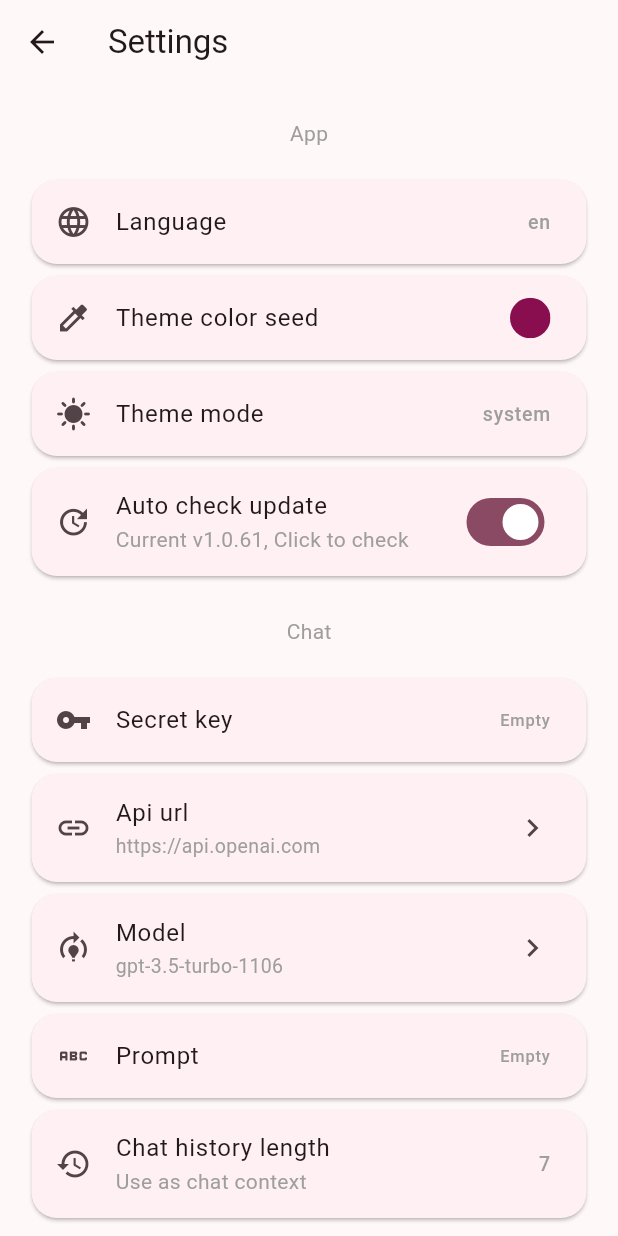
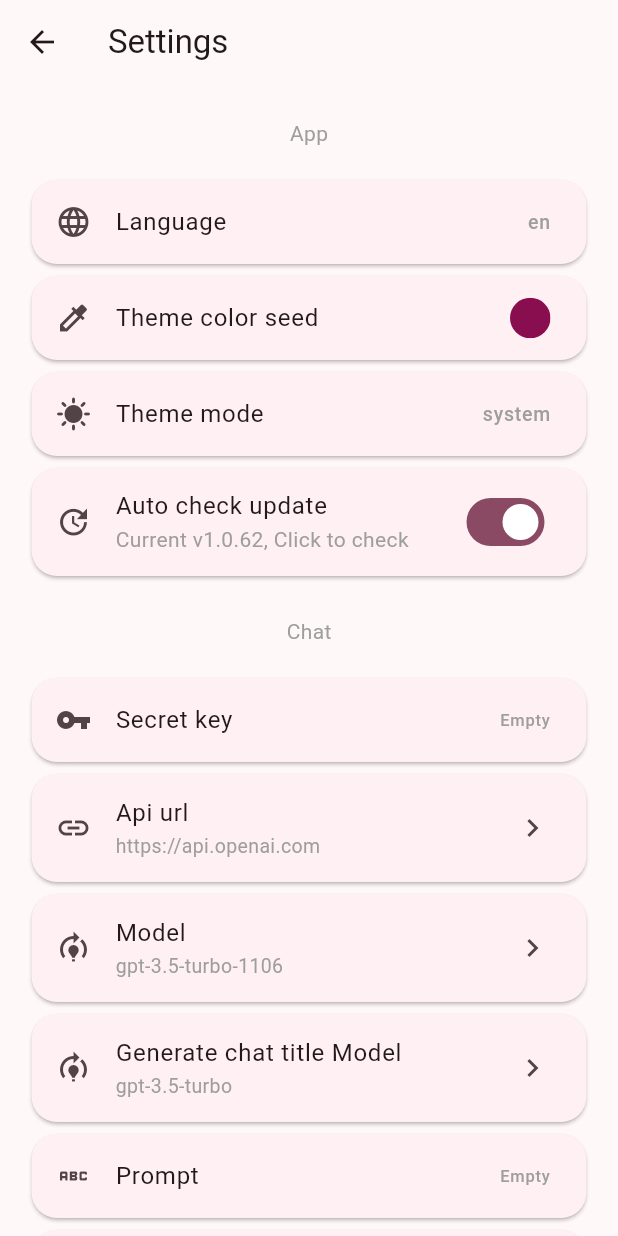
Before and after one commit to lollipopkit/flutter_gpt_box, a Flutter app: the SettingPage screen opened directly, on a phone screen of 412 x 824 dp. Run offline on Flutter 3.47's test engine with Material 3 defaults, Android fonts, the light colour scheme and no system bars; our stand-ins replace after_layout, dio, file_picker, flutter_highlight, flutter_markdown, google_fonts and 3 more; missing offline and left inert: choice, countly_flutter, dart_openai, icloud_storage, markdown, r_upgrade and 3 more; accounts and stored records are empty; generated files the repository leaves out were written again; network calls fail.

Commit message:
new: setting item `model of genChatTitle`

```diff
--- a/lib/data/res/build.dart
+++ b/lib/data/res/build.dart
@@ -2,8 +2,8 @@
 
 class Build {
   static const String name = "GPT";
-  static const int build = 61;
+  static const int build = 62;
   static const String engine = "3.16.8";
-  static const String buildAt = "2024-01-27 18:46:23";
-  static const int modifications = 21;
+  static const String buildAt = "2024-01-27 20:32:21";
+  static const int modifications = 4;
 }
--- a/lib/data/store/setting.dart
+++ b/lib/data/store/setting.dart
@@ -4,34 +4,31 @@ class SettingStore extends Store {
   SettingStore() : super('setting');
 
   late final themeMode = property('themeMode', 0);
+  late final themeColorSeed = property('themeColorSeed', 4287106639);
+  late final fontSize = property('fontSize', 12.0);
+  late final autoCheckUpdate = property('autoCheckUpdate', true);
 
-  late final themeColorSeed = property('themeColorSeed', 4287106639);
 
   late final openaiApiUrl = property(
     'openaiApiUrl',
     'https://api.openai.com',
   );
+  late final openaiApiKey = property('openaiApiKey', '');
+  late final openaiModel = property('openaiModel', 'gpt-3.5-turbo-1106');
+  late final autoGenTitle = property('autoGenTitle', true);
+  late final openaiGenTitleModel = property(
+    'openaiGenTitleModel',
+    'gpt-3.5-turbo',
+  );
+  late final prompt = property('prompt', '');
+  late final historyLength = property('historyLength', 7);
 
-  late final openaiApiKey = property('openaiApiKey', '');
-
-  late final openaiModel = property('openaiModel', 'gpt-3.5-turbo-1106');
-
-  late final autoGenTitle = property('autoGenTitle', true);
-
-  late final prompt = property('prompt', '');
-
-  late final historyLength = property('historyLength', 7);
 
   /// Auto scroll to bottom when new message comes.
   late final scrollBottom = property('scrollBottom', true);
-
-  late final fontSize = property('fontSize', 12.0);
-
   late final locale = property('locale', '');
-
   late final softWrap = property('softWrap', true);
-
-  late final autoCheckUpdate = property('autoCheckUpdate', true);
+  late final autoRmDupChat = property('autoRmDupChat', true);
 
   /// Webdav sync
   late final webdavSync = property('webdavSync', false);
@@ -41,12 +38,9 @@ class SettingStore extends Store {
 
   /// Only valid on iOS and macOS
   late final icloudSync = property('icloudSync', false);
+  late final onlySyncOnLaunch = property('onlySyncOnLaunch', true);
+
 
   late final initHelpShown = property('initHelpShown', false);
-
   //late final imPro = property('imPro', false);
-
-  late final autoRmDupChat = property('autoRmDupChat', true);
-
-  late final onlySyncOnLaunch = property('onlySyncOnLaunch', true);
 }
--- a/lib/view/page/home/ctrl.dart
+++ b/lib/view/page/home/ctrl.dart
@@ -257,7 +257,7 @@ void _genChatTitle(String chatId, BuildContext context) async {
 
   final question = entity.items.first.content.first.raw;
   final resp = await OpenAI.instance.chat.create(
-    model: 'gpt-3.5-turbo',
+    model: Stores.setting.openaiGenTitleModel.fetch(),
     messages: [
       entity.items.first.copyWith(
         content: [
@@ -374,8 +374,10 @@ void _locateHistoryListener() => Funcs.throttle(
         final idx = _allHistories.keys.toList().indexOf(_curChatId);
         final offset = _historyScrollCtrl.offset;
         final height = _historyScrollCtrl.position.viewportDimension;
-        final visible = offset - _historyLocateTollerance <= idx * _historyItemHeight &&
-            offset + height + _historyLocateTollerance >= (idx + 1) * _historyItemHeight;
+        final visible =
+            offset - _historyLocateTollerance <= idx * _historyItemHeight &&
+                offset + height + _historyLocateTollerance >=
+                    (idx + 1) * _historyItemHeight;
         _locateHistoryBtn.value = !visible;
       },
       id: 'calcChatLocateBtn',
--- a/lib/view/page/setting.dart
+++ b/lib/view/page/setting.dart
@@ -212,6 +212,7 @@ class _SettingPageState extends State<SettingPage> {
       _buildOpenAIKey(),
       _buildOpenAIUrl(),
       _buildOpenAIModel(),
+      _buildOpenAIGenTitleModel(),
       _buildPrompt(),
       _buildHistoryLength(),
     ];
@@ -344,6 +345,61 @@ class _SettingPageState extends State<SettingPage> {
 
           if (model != null) {
             _store.openaiModel.put(model);
+          }
+        },
+      ),
+    );
+  }
+
+  Widget _buildOpenAIGenTitleModel() {
+    final property = _store.openaiGenTitleModel;
+    return ValueListenableBuilder(
+      valueListenable: property.listenable(),
+      builder: (_, val, __) => ListTile(
+        leading: const Icon(Icons.model_training),
+        title: Text('${l10n.genChatTitle} ${l10n.model}'),
+        trailing: const Icon(Icons.keyboard_arrow_right),
+        subtitle: Text(
+          val,
+          style: UIs.text13Grey,
+        ),
+        onTap: () async {
+          if (_store.openaiApiKey.fetch().isEmpty) {
+            context.showRoundDialog(
+              title: l10n.attention,
+              child: Text(l10n.needOpenAIKey),
+              actions: [
+                TextButton(
+                  onPressed: () => context.pop(),
+                  child: Text(l10n.ok),
+                ),
+              ],
+            );
+            return;
+          }
+          context.showLoadingDialog();
+          final models = await OpenAI.instance.model.list();
+          context.pop();
+          final model = await context.showRoundDialog<String>(
+            title: 'Select',
+            child: SizedBox(
+              height: 300,
+              width: 300,
+              child: ListView.builder(
+                itemCount: models.length,
+                itemBuilder: (_, idx) {
+                  final item = models[idx];
+                  return ListTile(
+                    title: Text(item.id),
+                    onTap: () => context.pop(item.id),
+                  );
+                },
+              ),
+            ),
+          );
+
+          if (model != null) {
+            property.put(model);
           }
         },
       ),
```
Also changed, not shown: lib/core/util/sync/icloud.dart (line endings or trailing spaces), lib/view/page/home/var.dart (line endings or trailing spaces), 2 other files.
